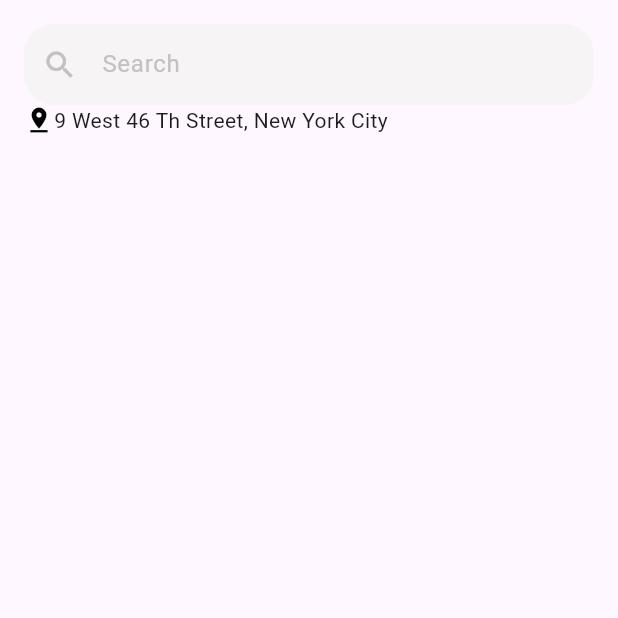
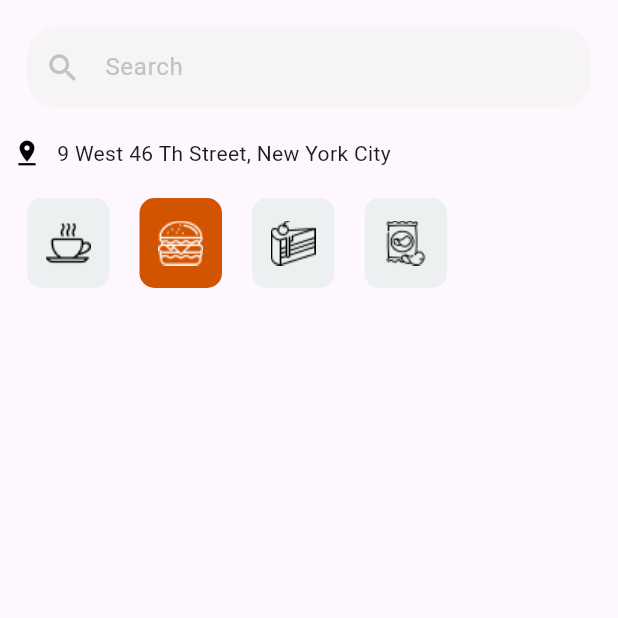
Before and after one commit to yyBasiony/food_delivery_app, a Flutter app: the HomePage screen opened by its route, on a phone screen of 412 x 824 dp, the top half of it. Run offline on Flutter 3.47's test engine with Material 3 defaults, Android fonts, the phone set to English and light mode, and no system bars.

Commit message:
add food items

```diff
--- /dev/null
+++ b/lib/presentation/authentication/widget/custom_food_item.dart
@@ -0,0 +1,61 @@
+import 'package:flutter/material.dart';
+
+import '../../resources/assets_data.dart';
+
+class CustomFoodItems extends StatelessWidget {
+  const CustomFoodItems({
+    super.key,
+  });
+
+  @override
+  Widget build(BuildContext context) {
+    return Row(
+      children: [
+        Padding(
+          padding: const EdgeInsets.all(10.0),
+          child: Container(
+            height: 60,
+            width: 55,
+            decoration: BoxDecoration(
+                borderRadius: BorderRadius.circular(10),
+                color: Color(0xffECF0F1),
+                image: DecorationImage(image: AssetImage(AssetData.coffeecup))),
+          ),
+        ),
+        Padding(
+          padding: const EdgeInsets.all(10.0),
+          child: Container(
+            height: 60,
+            width: 55,
+            decoration: BoxDecoration(
+                borderRadius: BorderRadius.circular(10),
+                color: Color(0xffD35400),
+                image: DecorationImage(image: AssetImage(AssetData.food))),
+          ),
+        ),
+        Padding(
+          padding: const EdgeInsets.all(10.0),
+          child: Container(
+            height: 60,
+            width: 55,
+            decoration: BoxDecoration(
+                borderRadius: BorderRadius.circular(10),
+                color: Color(0xffECF0F1),
+                image: DecorationImage(image: AssetImage(AssetData.cake))),
+          ),
+        ),
+        Padding(
+          padding: const EdgeInsets.all(10.0),
+          child: Container(
+            height: 60,
+            width: 55,
+            decoration: BoxDecoration(
+                borderRadius: BorderRadius.circular(10),
+                color: Color(0xffECF0F1),
+                image: DecorationImage(image: AssetImage(AssetData.snack))),
+          ),
+        ),
+      ],
+    );
+  }
+}
--- a/lib/presentation/main_view/home/home_page.dart
+++ b/lib/presentation/main_view/home/home_page.dart
@@ -1,6 +1,7 @@
 import 'package:flutter/material.dart';
+import 'package:food_delivery/presentation/resources/assets_data.dart';
 
-import '../../resources/app_theme.dart';
+import '../../authentication/widget/custom_food_item.dart';
 
 class HomePage extends StatefulWidget {
   const HomePage({super.key});
@@ -16,13 +17,16 @@ class _HomePageState extends State<HomePage> {
   Widget build(BuildContext context) {
     return Scaffold(
       body: Padding(
-        padding: const EdgeInsets.all(16.0),
+        padding: const EdgeInsets.all(8.0),
         child: Column(
           children: [
-            TextFormField(
+            Padding(
+              padding: const EdgeInsets.all(10.0),
+              child: TextFormField(
                 controller: _searchController,
                 decoration: const InputDecoration(
                     hintText: 'Search', prefixIcon: Icon(Icons.search)),
+              ),
             ),
             const Row(
               children: [
@@ -31,12 +35,19 @@ class _HomePageState extends State<HomePage> {
                   size: 20,
                   color: Colors.black,
                 ),
-                Text(
+                Padding(
+                  padding: EdgeInsets.all(10.0),
+                  child: Text(
                     '9 West 46 Th Street, New York City',
                     // style: AppTheme.getLightTheme().textTheme.headline1,
-                )
+                  ),
+                ),
+                SizedBox(
+                  height: 20,
+                ),
               ],
             ),
+            const CustomFoodItems(),
           ],
         ),
       ),
--- a/lib/presentation/main_view/home/location_screen.dart
+++ b/lib/presentation/main_view/home/location_screen.dart
@@ -35,7 +35,7 @@ class LocationScreen extends StatelessWidget {
               style: ElevatedButton.styleFrom(
                   foregroundColor: Colors.black,
                   backgroundColor: const Color(0xFFF6F4F4)),
-              child: const Text('Register'),
+              child: const Text('No,i do it later'),
             ),
           ],
         ),
--- a/lib/presentation/resources/assets_data.dart
+++ b/lib/presentation/resources/assets_data.dart
@@ -9,4 +9,8 @@ class AssetData {
   static String burger = 'assets/images/burgerr.jpeg';
   static String pngltem = 'assets/images/PngItem.png';
   static String map = 'assets/images/map.jpeg';
+  static String coffeecup = 'assets/images/coffee-cup 1.png';
+  static String food = 'assets/images/burger (1) 1.png';
+  static String cake = 'assets/images/piece-of-cake 1 (1).png';
+  static String snack = 'assets/images/potato-chips 1.png';
 }
```
Lines whose indentation alone changed are shown as unchanged.
